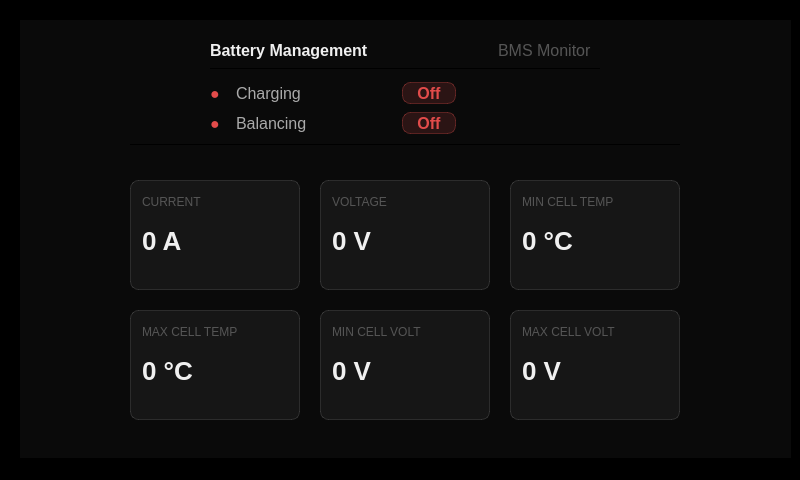
Before: the Qt Designer form untitled/mainwindow.ui in McGillFormulaElectric/Raspberry-Pi-Dashboard, drawn with Qt 5.
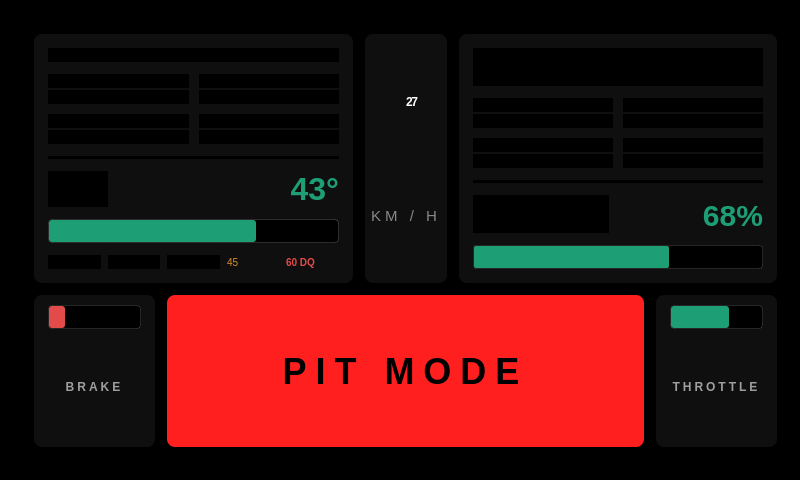
After: the same form once the commit is applied. The open tabs and pages were chosen to show the change. Icons and pictures are not drawn.

What changed in the file:
```diff
--- a/untitled/mainwindow.ui
+++ b/untitled/mainwindow.ui
@@ -4499,6 +4499,485 @@
       </property>
      </widget>
     </widget>
+    <widget class="QWidget" name="page_10">
+     <property name="styleSheet">
+      <string notr="true">/* ===== Root ===== */
+QWidget#page_10 {
+    background-color: #000000;
+}
+
+/* ===== Card panels ===== */
+QFrame#cardTireTemp,
+QFrame#cardSpeed,
+QFrame#cardTirePSI,
+QFrame#cardBrake,
+QFrame#cardThrottle {
+    background-color: #0F0F10;
+    border-radius: 8px;
+}
+
+QFrame#cardPitMode {
+    background-color: #FF1F1F;
+    border-radius: 8px;
+}
+
+/* ===== Section headers ===== */
+QLabel[role="sectionHeader"] {
+    color: rgba(255, 255, 255, 140);
+    font-family: "Inter", "Roboto", sans-serif;
+    font-size: 13px;
+    font-weight: 500;
+    letter-spacing: 3px;
+    background: transparent;
+}
+
+QLabel[role="cornerLabel"] {
+    color: rgba(255, 255, 255, 89);
+    font-family: "Inter", "Roboto", sans-serif;
+    font-size: 11px;
+    letter-spacing: 1px;
+    background: transparent;
+}
+
+/* ===== Tire temp / PSI numbers ===== */
+QLabel[role="tireValueAmber"] {
+    color: #EF9F27;
+    font-family: "JetBrains Mono", "Roboto Mono", monospace;
+    font-size: 34px;
+    font-weight: 500;
+    background: transparent;
+}
+
+QLabel[role="tireValueRed"] {
+    color: #E24B4A;
+    font-family: "JetBrains Mono", "Roboto Mono", monospace;
+    font-size: 34px;
+    font-weight: 500;
+    background: transparent;
+}
+
+QLabel[role="tireValueWhite"] {
+    color: #FFFFFF;
+    font-family: "JetBrains Mono", "Roboto Mono", monospace;
+    font-size: 36px;
+    font-weight: 500;
+    background: transparent;
+}
+
+/* ===== Speed ===== */
+QLabel#speedValue {
+    color: #FFFFFF;
+    font-family: "JetBrains Mono", "Roboto Mono", monospace;
+    font-size: 240px;
+    font-weight: 500;
+    letter-spacing: -12px;
+    background: transparent;
+}
+
+QLabel#speedUnit {
+    color: rgba(255, 255, 255, 128);
+    font-family: "Inter", "Roboto", sans-serif;
+    font-size: 15px;
+    letter-spacing: 4px;
+    background: transparent;
+}
+
+/* ===== Max Cell / SoC ===== */
+QLabel#maxCellValue {
+    color: #1D9E75;
+    font-family: "JetBrains Mono", "Roboto Mono", monospace;
+    font-size: 32px;
+    font-weight: 500;
+    background: transparent;
+}
+
+QLabel#socValue {
+    color: #1D9E75;
+    font-family: "JetBrains Mono", "Roboto Mono", monospace;
+    font-size: 30px;
+    font-weight: 500;
+    background: transparent;
+}
+
+/* ===== Scale labels ===== */
+QLabel[role="scaleLabel"] {
+    color: rgba(255, 255, 255, 102);
+    font-family: "JetBrains Mono", "Roboto Mono", monospace;
+    font-size: 10px;
+    background: transparent;
+}
+
+QLabel#scaleLabel45 {
+    color: rgba(239, 159, 39, 230);
+    font-family: "JetBrains Mono", "Roboto Mono", monospace;
+    font-size: 10px;
+    background: transparent;
+}
+
+QLabel#scaleLabel60 {
+    color: #E24B4A;
+    font-family: "JetBrains Mono", "Roboto Mono", monospace;
+    font-size: 10px;
+    font-weight: 500;
+    background: transparent;
+}
+
+/* ===== Pit mode ===== */
+QLabel#pitModeLabel {
+    color: #000000;
+    font-family: "Inter", "Roboto", sans-serif;
+    font-size: 36px;
+    font-weight: 500;
+    letter-spacing: 9px;
+    background: transparent;
+}
+
+/* ===== Pedal labels ===== */
+QLabel#brakeLabel,
+QLabel#throttleLabel {
+    color: rgba(255, 255, 255, 153);
+    font-family: "Inter", "Roboto", sans-serif;
+    font-size: 12px;
+    font-weight: 500;
+    letter-spacing: 3px;
+    background: transparent;
+}
+
+/* ===== Separators ===== */
+QFrame[role="hsep"] {
+    background-color: rgba(255, 255, 255, 31);
+    border: none;
+    max-height: 1px;
+    min-height: 1px;
+}
+
+/* ===== Progress bars ===== */
+QProgressBar#maxCellBar {
+    background-color: #000000;
+    border: 1px solid rgba(255, 255, 255, 38);
+    border-radius: 4px;
+    text-align: center;
+    color: transparent;
+}
+QProgressBar#maxCellBar::chunk {
+    background-color: #1D9E75;
+    border-radius: 3px;
+}
+
+QProgressBar#socBar {
+    background-color: #000000;
+    border: 1px solid rgba(255, 255, 255, 31);
+    border-radius: 3px;
+    text-align: center;
+    color: transparent;
+}
+QProgressBar#socBar::chunk {
+    background-color: #1D9E75;
+    border-radius: 2px;
+}
+
+QProgressBar#brakeBar {
+    background-color: #000000;
+    border: 1px solid rgba(255, 255, 255, 31);
+    border-radius: 4px;
+    text-align: center;
+    color: transparent;
+}
+QProgressBar#brakeBar::chunk {
+    background-color: #E24B4A;
+    border-radius: 3px;
+}
+
+QProgressBar#throttleBar {
+    background-color: #000000;
+    border: 1px solid rgba(255, 255, 255, 31);
+    border-radius: 4px;
+    text-align: center;
+    color: transparent;
+}
+QProgressBar#throttleBar::chunk {
+    background-color: #1D9E75;
+    border-radius: 3px;
+}
+</string>
+     </property>
+     <layout class="QGridLayout" name="rootGrid">
+      <property name="leftMargin"><number>14</number></property>
+      <property name="topMargin"><number>14</number></property>
+      <property name="rightMargin"><number>14</number></property>
+      <property name="bottomMargin"><number>14</number></property>
+      <property name="horizontalSpacing"><number>12</number></property>
+      <property name="verticalSpacing"><number>12</number></property>
+      <item row="0" column="0">
+       <widget class="QFrame" name="cardTireTemp">
+        <property name="frameShape"><enum>QFrame::StyledPanel</enum></property>
+        <layout class="QVBoxLayout" name="tireTempLayout">
+         <property name="leftMargin"><number>14</number></property>
+         <property name="topMargin"><number>14</number></property>
+         <property name="rightMargin"><number>14</number></property>
+         <property name="bottomMargin"><number>14</number></property>
+         <property name="spacing"><number>12</number></property>
+         <item>
+          <widget class="QLabel" name="tireTempHeader">
+           <property name="text"><string>TIRE TEMP · °C</string></property>
+           <property name="role" stdset="0"><string>sectionHeader</string></property>
+          </widget>
+         </item>
+         <item>
+          <layout class="QGridLayout" name="tireTempGrid">
+           <property name="horizontalSpacing"><number>10</number></property>
+           <property name="verticalSpacing"><number>10</number></property>
+           <item row="0" column="0">
+            <layout class="QVBoxLayout" name="tireFLLayout">
+             <property name="spacing"><number>2</number></property>
+             <item><widget class="QLabel" name="tireFLLabel"><property name="text"><string>FL</string></property><property name="alignment"><set>Qt::AlignCenter</set></property><property name="role" stdset="0"><string>cornerLabel</string></property></widget></item>
+             <item><widget class="QLabel" name="tireFLValue"><property name="text"><string>84</string></property><property name="alignment"><set>Qt::AlignCenter</set></property><property name="role" stdset="0"><string>tireValueAmber</string></property></widget></item>
+            </layout>
+           </item>
+           <item row="0" column="1">
+            <layout class="QVBoxLayout" name="tireFRLayout">
+             <property name="spacing"><number>2</number></property>
+             <item><widget class="QLabel" name="tireFRLabel"><property name="text"><string>FR</string></property><property name="alignment"><set>Qt::AlignCenter</set></property><property name="role" stdset="0"><string>cornerLabel</string></property></widget></item>
+             <item><widget class="QLabel" name="tireFRValue"><property name="text"><string>82</string></property><property name="alignment"><set>Qt::AlignCenter</set></property><property name="role" stdset="0"><string>tireValueAmber</string></property></widget></item>
+            </layout>
+           </item>
+           <item row="1" column="0">
+            <layout class="QVBoxLayout" name="tireRLLayout">
+             <property name="spacing"><number>2</number></property>
+             <item><widget class="QLabel" name="tireRLLabel"><property name="text"><string>RL</string></property><property name="alignment"><set>Qt::AlignCenter</set></property><property name="role" stdset="0"><string>cornerLabel</string></property></widget></item>
+             <item><widget class="QLabel" name="tireRLValue"><property name="text"><string>91</string></property><property name="alignment"><set>Qt::AlignCenter</set></property><property name="role" stdset="0"><string>tireValueRed</string></property></widget></item>
+            </layout>
+           </item>
+           <item row="1" column="1">
+            <layout class="QVBoxLayout" name="tireRRLayout">
+             <property name="spacing"><number>2</number></property>
+             <item><widget class="QLabel" name="tireRRLabel"><property name="text"><string>RR</string></property><property name="alignment"><set>Qt::AlignCenter</set></property><property name="role" stdset="0"><string>cornerLabel</string></property></widget></item>
+             <item><widget class="QLabel" name="tireRRValue"><property name="text"><string>93</string></property><property name="alignment"><set>Qt::AlignCenter</set></property><property name="role" stdset="0"><string>tireValueRed</string></property></widget></item>
+            </layout>
+           </item>
+          </layout>
+         </item>
+         <item><widget class="QFrame" name="tireTempSep"><property name="frameShape"><enum>QFrame::HLine</enum></property><property name="role" stdset="0"><string>hsep</string></property></widget></item>
+         <item>
+          <layout class="QHBoxLayout" name="maxCellHeaderRow">
+           <item><widget class="QLabel" name="maxCellHeader"><property name="text"><string>MAX CELL</string></property><property name="role" stdset="0"><string>sectionHeader</string></property></widget></item>
+           <item><spacer name="maxCellSpacer"><property name="orientation"><enum>Qt::Horizontal</enum></property><property name="sizeHint" stdset="0"><size><width>40</width><height>20</height></size></property></spacer></item>
+           <item><widget class="QLabel" name="maxCellValue"><property name="text"><string>43°</string></property><property name="alignment"><set>Qt::AlignRight|Qt::AlignBottom</set></property></widget></item>
+          </layout>
+         </item>
+         <item>
+          <widget class="QProgressBar" name="maxCellBar">
+           <property name="minimumHeight"><number>62</number></property>
+           <property name="maximumHeight"><number>62</number></property>
+           <property name="minimum"><number>0</number></property>
+           <property name="maximum"><number>60</number></property>
+           <property name="value"><number>43</number></property>
+           <property name="textVisible"><bool>false</bool></property>
+          </widget>
+         </item>
+         <item>
+          <layout class="QHBoxLayout" name="scaleLabelsRow">
+           <property name="spacing"><number>0</number></property>
+           <item><widget class="QLabel" name="scaleLabel0"><property name="text"><string>0</string></property><property name="role" stdset="0"><string>scaleLabel</string></property></widget></item>
+           <item><spacer><property name="orientation"><enum>Qt::Horizontal</enum></property></spacer></item>
+           <item><widget class="QLabel" name="scaleLabel15"><property name="text"><string>15</string></property><property name="role" stdset="0"><string>scaleLabel</string></property></widget></item>
+           <item><spacer><property name="orientation"><enum>Qt::Horizontal</enum></property></spacer></item>
+           <item><widget class="QLabel" name="scaleLabel30"><property name="text"><string>30</string></property><property name="role" stdset="0"><string>scaleLabel</string></property></widget></item>
+           <item><spacer><property name="orientation"><enum>Qt::Horizontal</enum></property></spacer></item>
+           <item><widget class="QLabel" name="scaleLabel45"><property name="text"><string>45</string></property></widget></item>
+           <item><spacer><property name="orientation"><enum>Qt::Horizontal</enum></property></spacer></item>
+           <item><widget class="QLabel" name="scaleLabel60"><property name="text"><string>60 DQ</string></property></widget></item>
+          </layout>
+         </item>
+        </layout>
+       </widget>
+      </item>
+      <item row="0" column="1">
+       <widget class="QFrame" name="cardSpeed">
+        <property name="frameShape"><enum>QFrame::StyledPanel</enum></property>
+        <layout class="QVBoxLayout" name="speedLayout">
+         <property name="leftMargin"><number>6</number></property>
+         <property name="topMargin"><number>6</number></property>
+         <property name="rightMargin"><number>6</number></property>
+         <property name="bottomMargin"><number>6</number></property>
+         <property name="spacing"><number>6</number></property>
+         <item><spacer name="speedTopSpacer"><property name="orientation"><enum>Qt::Vertical</enum></property></spacer></item>
+         <item>
+          <widget class="QLabel" name="speedValue">
+           <property name="text"><string>72</string></property>
+           <property name="alignment"><set>Qt::AlignCenter</set></property>
+          </widget>
+         </item>
+         <item>
+          <widget class="QLabel" name="speedUnit">
+           <property name="text"><string>KM / H</string></property>
+           <property name="alignment"><set>Qt::AlignCenter</set></property>
+          </widget>
+         </item>
+         <item><spacer name="speedBottomSpacer"><property name="orientation"><enum>Qt::Vertical</enum></property></spacer></item>
+        </layout>
+       </widget>
+      </item>
+      <item row="0" column="2">
+       <widget class="QFrame" name="cardTirePSI">
+        <property name="frameShape"><enum>QFrame::StyledPanel</enum></property>
+        <layout class="QVBoxLayout" name="tirePSILayout">
+         <property name="leftMargin"><number>14</number></property>
+         <property name="topMargin"><number>14</number></property>
+         <property name="rightMargin"><number>14</number></property>
+         <property name="bottomMargin"><number>14</number></property>
+         <property name="spacing"><number>12</number></property>
+         <item><widget class="QLabel" name="tirePSIHeader"><property name="text"><string>TIRE PSI</string></property><property name="role" stdset="0"><string>sectionHeader</string></property></widget></item>
+         <item>
+          <layout class="QGridLayout" name="tirePSIGrid">
+           <property name="horizontalSpacing"><number>10</number></property>
+           <property name="verticalSpacing"><number>10</number></property>
+           <item row="0" column="0">
+            <layout class="QVBoxLayout" name="psiFLLayout">
+             <property name="spacing"><number>2</number></property>
+             <item><widget class="QLabel" name="psiFLLabel"><property name="text"><string>FL</string></property><property name="alignment"><set>Qt::AlignCenter</set></property><property name="role" stdset="0"><string>cornerLabel</string></property></widget></item>
+             <item><widget class="QLabel" name="psiFLValue"><property name="text"><string>12.4</string></property><property name="alignment"><set>Qt::AlignCenter</set></property><property name="role" stdset="0"><string>tireValueWhite</string></property></widget></item>
+            </layout>
+           </item>
+           <item row="0" column="1">
+            <layout class="QVBoxLayout" name="psiFRLayout">
+             <property name="spacing"><number>2</number></property>
+             <item><widget class="QLabel" name="psiFRLabel"><property name="text"><string>FR</string></property><property name="alignment"><set>Qt::AlignCenter</set></property><property name="role" stdset="0"><string>cornerLabel</string></property></widget></item>
+             <item><widget class="QLabel" name="psiFRValue"><property name="text"><string>12.6</string></property><property name="alignment"><set>Qt::AlignCenter</set></property><property name="role" stdset="0"><string>tireValueWhite</string></property></widget></item>
+            </layout>
+           </item>
+           <item row="1" column="0">
+            <layout class="QVBoxLayout" name="psiRLLayout">
+             <property name="spacing"><number>2</number></property>
+             <item><widget class="QLabel" name="psiRLLabel"><property name="text"><string>RL</string></property><property name="alignment"><set>Qt::AlignCenter</set></property><property name="role" stdset="0"><string>cornerLabel</string></property></widget></item>
+             <item><widget class="QLabel" name="psiRLValue"><property name="text"><string>12.1</string></property><property name="alignment"><set>Qt::AlignCenter</set></property><property name="role" stdset="0"><string>tireValueWhite</string></property></widget></item>
+            </layout>
+           </item>
+           <item row="1" column="1">
+            <layout class="QVBoxLayout" name="psiRRLayout">
+             <property name="spacing"><number>2</number></property>
+             <item><widget class="QLabel" name="psiRRLabel"><property name="text"><string>RR</string></property><property name="alignment"><set>Qt::AlignCenter</set></property><property name="role" stdset="0"><string>cornerLabel</string></property></widget></item>
+             <item><widget class="QLabel" name="psiRRValue"><property name="text"><string>12.2</string></property><property name="alignment"><set>Qt::AlignCenter</set></property><property name="role" stdset="0"><string>tireValueWhite</string></property></widget></item>
+            </layout>
+           </item>
+          </layout>
+         </item>
+         <item><widget class="QFrame" name="psiSep"><property name="frameShape"><enum>QFrame::HLine</enum></property><property name="role" stdset="0"><string>hsep</string></property></widget></item>
+         <item>
+          <layout class="QHBoxLayout" name="socHeaderRow">
+           <item><widget class="QLabel" name="socHeader"><property name="text"><string>SOC</string></property><property name="role" stdset="0"><string>sectionHeader</string></property></widget></item>
+           <item><spacer><property name="orientation"><enum>Qt::Horizontal</enum></property></spacer></item>
+           <item><widget class="QLabel" name="socValue"><property name="text"><string>68%</string></property><property name="alignment"><set>Qt::AlignRight|Qt::AlignBottom</set></property></widget></item>
+          </layout>
+         </item>
+         <item>
+          <widget class="QProgressBar" name="socBar">
+           <property name="minimumHeight"><number>16</number></property>
+           <property name="maximumHeight"><number>16</number></property>
+           <property name="minimum"><number>0</number></property>
+           <property name="maximum"><number>100</number></property>
+           <property name="value"><number>68</number></property>
+           <property name="textVisible"><bool>false</bool></property>
+          </widget>
+         </item>
+        </layout>
+       </widget>
+      </item>
+      <item row="1" column="0" colspan="3">
+       <layout class="QHBoxLayout" name="bottomRowLayout">
+        <property name="spacing"><number>12</number></property>
+        <item>
+         <widget class="QFrame" name="cardBrake">
+          <property name="minimumHeight"><number>110</number></property>
+          <property name="maximumHeight"><number>110</number></property>
+          <property name="frameShape"><enum>QFrame::StyledPanel</enum></property>
+          <layout class="QVBoxLayout" name="brakeLayout">
+           <property name="leftMargin"><number>14</number></property>
+           <property name="topMargin"><number>10</number></property>
+           <property name="rightMargin"><number>14</number></property>
+           <property name="bottomMargin"><number>10</number></property>
+           <property name="spacing"><number>8</number></property>
+           <item>
+            <widget class="QProgressBar" name="brakeBar">
+             <property name="minimumHeight"><number>52</number></property>
+             <property name="maximumHeight"><number>52</number></property>
+             <property name="minimum"><number>0</number></property>
+             <property name="maximum"><number>100</number></property>
+             <property name="value"><number>18</number></property>
+             <property name="textVisible"><bool>false</bool></property>
+            </widget>
+           </item>
+           <item>
+            <widget class="QLabel" name="brakeLabel">
+             <property name="text"><string>BRAKE</string></property>
+             <property name="alignment"><set>Qt::AlignCenter</set></property>
+            </widget>
+           </item>
+          </layout>
+         </widget>
+        </item>
+        <item>
+         <widget class="QFrame" name="cardPitMode">
+          <property name="minimumHeight"><number>110</number></property>
+          <property name="maximumHeight"><number>110</number></property>
+          <property name="frameShape"><enum>QFrame::StyledPanel</enum></property>
+          <property name="sizePolicy">
+           <sizepolicy hsizetype="Expanding" vsizetype="Preferred">
+            <horstretch>11</horstretch>
+            <verstretch>0</verstretch>
+           </sizepolicy>
+          </property>
+          <layout class="QHBoxLayout" name="pitModeLayout">
+           <property name="leftMargin"><number>16</number></property>
+           <property name="topMargin"><number>16</number></property>
+           <property name="rightMargin"><number>16</number></property>
+           <property name="bottomMargin"><number>16</number></property>
+           <property name="spacing"><number>16</number></property>
+           <item><spacer><property name="orientation"><enum>Qt::Horizontal</enum></property></spacer></item>
+           <item>
+            <widget class="QLabel" name="pitModeLabel">
+             <property name="text"><string>PIT MODE</string></property>
+             <property name="alignment"><set>Qt::AlignCenter</set></property>
+            </widget>
+           </item>
+           <item><spacer><property name="orientation"><enum>Qt::Horizontal</enum></property></spacer></item>
+          </layout>
+         </widget>
+        </item>
+        <item>
+         <widget class="QFrame" name="cardThrottle">
+          <property name="minimumHeight"><number>110</number></property>
+          <property name="maximumHeight"><number>110</number></property>
+          <property name="frameShape"><enum>QFrame::StyledPanel</enum></property>
+          <layout class="QVBoxLayout" name="throttleLayout">
+           <property name="leftMargin"><number>14</number></property>
+           <property name="topMargin"><number>10</number></property>
+           <property name="rightMargin"><number>14</number></property>
+           <property name="bottomMargin"><number>10</number></property>
+           <property name="spacing"><number>8</number></property>
+           <item>
+            <widget class="QProgressBar" name="throttleBar">
+             <property name="minimumHeight"><number>52</number></property>
+             <property name="maximumHeight"><number>52</number></property>
+             <property name="minimum"><number>0</number></property>
+             <property name="maximum"><number>100</number></property>
+             <property name="value"><number>64</number></property>
+             <property name="textVisible"><bool>false</bool></property>
+            </widget>
+           </item>
+           <item>
+            <widget class="QLabel" name="throttleLabel">
+             <property name="text"><string>THROTTLE</string></property>
+             <property name="alignment"><set>Qt::AlignCenter</set></property>
+            </widget>
+           </item>
+          </layout>
+         </widget>
+        </item>
+       </layout>
+      </item>
+     </layout>
+    </widget>
    </widget>
   </widget>
   <widget class="QStatusBar" name="statusbar"/>
```
Left out of the diff: 34 changed lines with no effect on the pictures.
